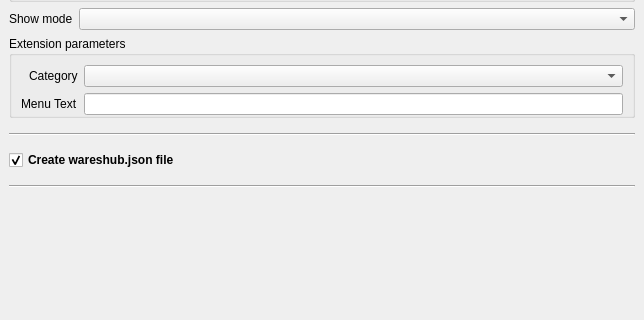
OpenFLUID/openfluid, file src/openfluid/ui/waresdev/NewWareDialog.ui: the form before one commit; both pictures show x 0 to 644 and y 201 to 521 of the 644 by 608 pixel window.
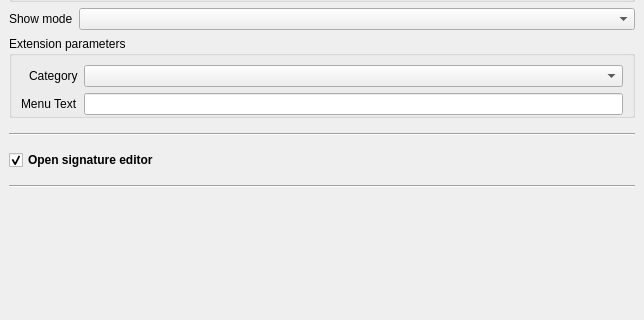
The form after the commit.

What changed in the file:
```diff
--- a/src/openfluid/ui/waresdev/NewWareDialog.ui
+++ b/src/openfluid/ui/waresdev/NewWareDialog.ui
@@ -335,11 +335,12 @@
       <widget class="QCheckBox" name="JsonCheckBox">
        <property name="font">
         <font>
+         <weight>75</weight>
          <bold>true</bold>
         </font>
        </property>
        <property name="text">
-        <string>Create wareshub.json file</string>
+        <string>Open signature editor</string>
        </property>
        <property name="checked">
         <bool>true</bool>
```
Left out of the diff: 5 changed lines with no effect on the pictures.
